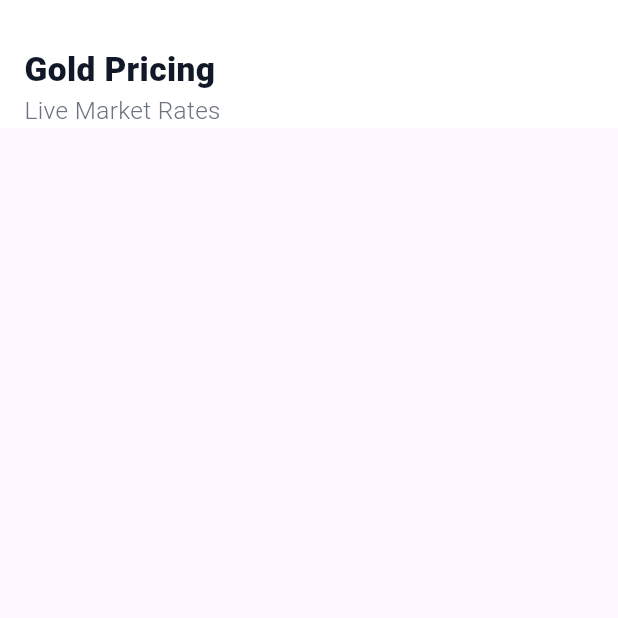
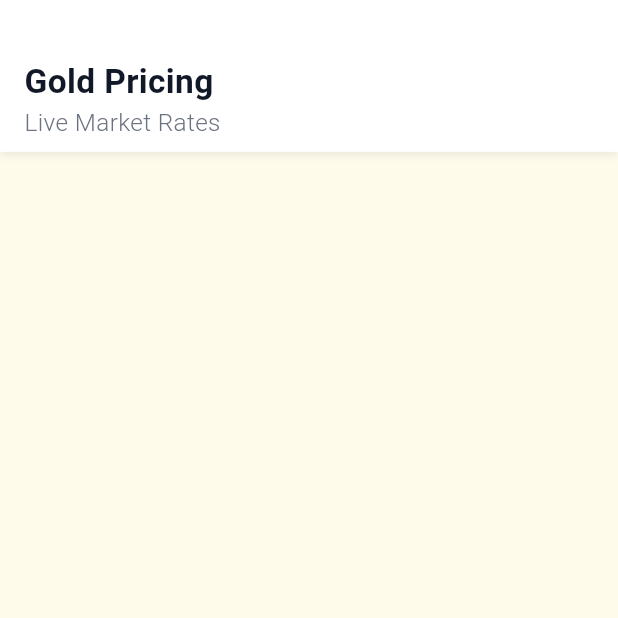
Before and after one commit to AhmedAymanCs/gold_pricing, a Flutter app: the screen it shows after launch, on a phone screen of 412 x 824 dp, the top half of it. Run offline on Flutter 3.47's test engine with Material 3 defaults, Android fonts, the light colour scheme and no system bars; our stand-ins replace dio, flutter_screenutil.

Commit message:
style: improve app bar design

```diff
--- a/lib/core/constant/color_manager.dart
+++ b/lib/core/constant/color_manager.dart
@@ -3,7 +3,8 @@ import 'package:flutter/material.dart';
 class ColorManager {
   // Home Colors
   static const Color appBarColor = Color(0xFFFFFFFF);
-  static const Color backgroundColor = Color(0xFFF5F5F5);
+  static const Color backgroundColor = Color(0xFFFFFBEB);
   static const Color primaryTextColor = Color(0xFF111827);
   static const Color secondaryTextColor = Color(0xFF6B7280);
+  static const Color customGrey = Color(0xFF374151);
 }
--- a/lib/core/presentation/home_screen.dart
+++ b/lib/core/presentation/home_screen.dart
@@ -1,5 +1,5 @@
-import 'package:flutter/cupertino.dart';
 import 'package:flutter/material.dart';
+import 'package:gold_pricing/core/constant/color_manager.dart';
 import 'package:gold_pricing/core/presentation/shared_widget.dart';
 
 class HomeScreen extends StatelessWidget {
@@ -7,6 +7,9 @@ class HomeScreen extends StatelessWidget {
 
   @override
   Widget build(BuildContext context) {
-    return Scaffold(body: Column(children: [CustomAppBar()]));
+    return Scaffold(
+      backgroundColor: ColorManager.backgroundColor,
+      body: Column(children: [CustomAppBar()]),
+    );
   }
 }
--- a/lib/core/presentation/shared_widget.dart
+++ b/lib/core/presentation/shared_widget.dart
@@ -11,8 +11,17 @@ class CustomAppBar extends StatelessWidget {
   Widget build(BuildContext context) {
     return Container(
       width: double.infinity,
-      padding: EdgeInsets.symmetric(horizontal: 16.h),
-      decoration: BoxDecoration(color: ColorManager.appBarColor),
+      padding: EdgeInsets.symmetric(horizontal: 16.h, vertical: 8.h),
+      decoration: BoxDecoration(
+        color: ColorManager.appBarColor,
+        boxShadow: [
+          BoxShadow(
+            color: ColorManager.customGrey.withOpacity(0.1),
+            blurRadius: 4.0,
+            offset: Offset(0.0, 2.0),
+          ),
+        ],
+      ),
       child: Column(
         crossAxisAlignment: CrossAxisAlignment.start,
         children: [
@@ -21,7 +30,7 @@ class CustomAppBar extends StatelessWidget {
             StringManager.appName,
             style: TextStyle(
               fontSize: FontSize.s22,
-              fontWeight: FontWeightManager.bold,
+              fontWeight: FontWeightManager.semiBold,
               color: ColorManager.primaryTextColor,
             ),
           ),
```
